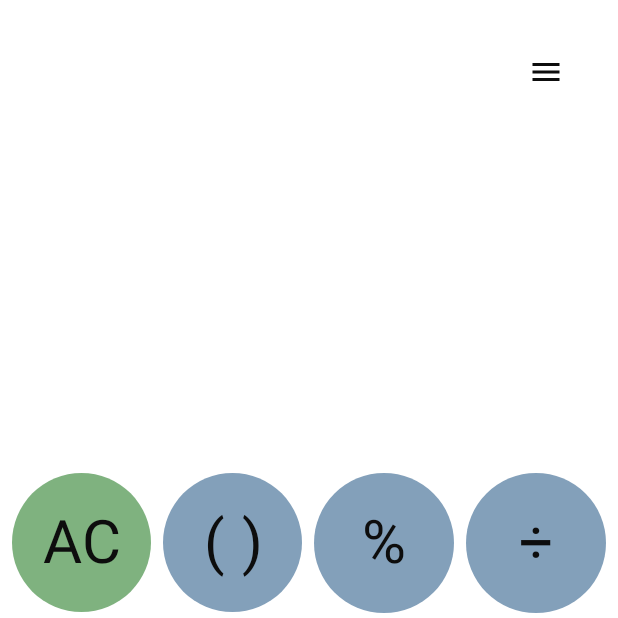
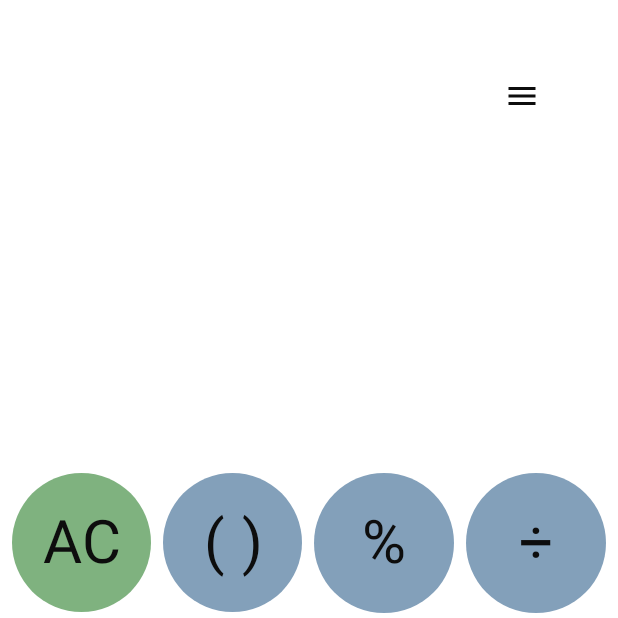
Before and after one commit to arnolddds/calculatorApp_info_tecs_25, an Android app built with Jetpack Compose: the CalculatorScreen screen opened through its navigation route, on a phone screen of 412 x 824 dp, the top half of it. Run offline under Robolectric (Android 15) with nearby library versions, the light colour scheme and no system bars; our stand-ins replace Dagger/Hilt's generated code; 1 statement that could not run was skipped.

Commit message:
Подправил навигацию и иконку для истории

```diff
--- a/app/src/main/java/com/sobolev/calculatorapp_info_tecs_25/presentation/navigation/NavGraph.kt
+++ b/app/src/main/java/com/sobolev/calculatorapp_info_tecs_25/presentation/navigation/NavGraph.kt
@@ -23,7 +23,7 @@ fun NavGraph() {
         ) {
             composable("calculator") {
                 CalculatorScreen(
-                    navController = navController
+                    onHistoryClick = {navController.navigate("history")}
                 )
             }
             composable("history") {
--- a/app/src/main/java/com/sobolev/calculatorapp_info_tecs_25/presentation/ui/screens/calculator/CalculatorScreen.kt
+++ b/app/src/main/java/com/sobolev/calculatorapp_info_tecs_25/presentation/ui/screens/calculator/CalculatorScreen.kt
@@ -28,7 +28,7 @@ import com.sobolev.calculatorapp_info_tecs_25.domain.model.Symbol
 
 @Composable
 fun CalculatorScreen(
-    navController: NavController,
+    onHistoryClick: () -> Unit,
     viewModel: CalculatorViewModel = hiltViewModel(),
     modifier: Modifier = Modifier
 ) {
@@ -109,11 +109,11 @@ fun CalculatorScreen(
             }
 
             IconButton(
-                onClick = { navController.navigate("history") },
+                onClick = onHistoryClick,
                 modifier = Modifier
                     .align(Alignment.TopEnd)
-                    .padding(24.dp)
-                    .size(48.dp)
+                    .padding(36.dp)
+                    .size(56.dp)
             ) {
                 Icon(
                     imageVector = Icons.Default.Menu,
--- a/app/src/main/java/com/sobolev/calculatorapp_info_tecs_25/presentation/ui/screens/calculator/CalculatorViewModel.kt
+++ b/app/src/main/java/com/sobolev/calculatorapp_info_tecs_25/presentation/ui/screens/calculator/CalculatorViewModel.kt
@@ -19,7 +19,8 @@ class CalculatorViewModel @Inject constructor (
     private val historyRepository: HistoryRepository
 ) : ViewModel() {
 
-    private val _state = MutableStateFlow<CalculatorState>(CalculatorState.Initial)
+    private val _state =
+        MutableStateFlow<CalculatorState>(CalculatorState.Initial)
     val state = _state.asStateFlow()
 
     val history = historyRepository.getHistory()
```
